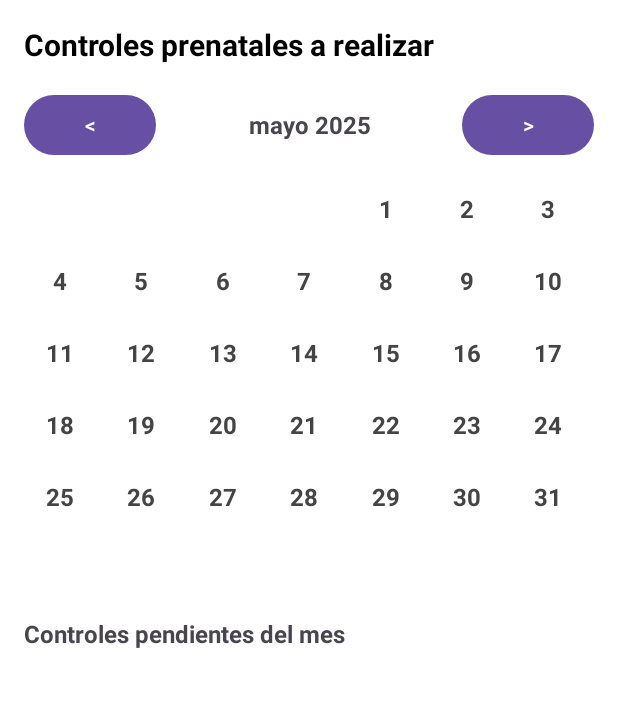
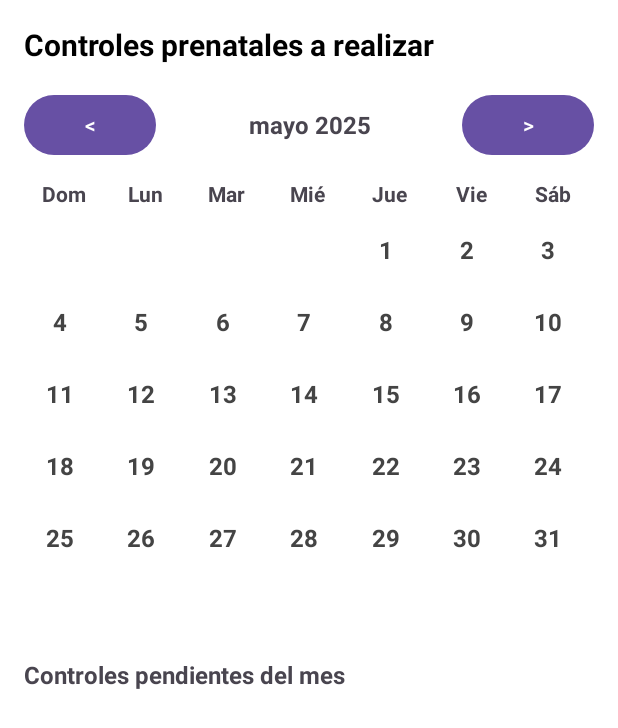
Before and after one commit to AldanaDeSampigny/TNT-materno-infantil, an Android app: the fragment ControlesPendientesFragment shown on its own in the app's theme, on a phone screen of 412 x 824 dp. Shown: the top 728 px of the screen. Run offline under Robolectric (Android 15) with nearby library versions, the light colour scheme and no system bars.

Commit message:
implementacion los dias en el calendario, un detalle pendiente

```diff
--- a/MaternoInfantil/app/src/main/res/layout/fragment_controles_pendientes.xml
+++ b/MaternoInfantil/app/src/main/res/layout/fragment_controles_pendientes.xml
@@ -49,6 +49,73 @@
             android:text="&gt;" />
     </LinearLayout>
 
+    <!-- Es horizontal para poner los dias -->
+    <LinearLayout
+        android:id="@+id/semanaHeader"
+        android:layout_width="match_parent"
+        android:layout_height="wrap_content"
+        android:orientation="horizontal"
+        android:gravity="center"
+        android:layout_marginBottom="4dp"
+        android:layout_marginTop="4dp">
+
+        <TextView
+            android:layout_weight="1"
+            android:layout_width="0dp"
+            android:layout_height="wrap_content"
+            android:text="Dom"
+            android:gravity="center"
+            android:textStyle="bold"/>
+
+        <TextView
+            android:layout_weight="1"
+            android:layout_width="0dp"
+            android:layout_height="wrap_content"
+            android:text="Lun"
+            android:gravity="center"
+            android:textStyle="bold"/>
+
+        <TextView
+            android:layout_weight="1"
+            android:layout_width="0dp"
+            android:layout_height="wrap_content"
+            android:text="Mar"
+            android:gravity="center"
+            android:textStyle="bold"/>
+
+        <TextView
+            android:layout_weight="1"
+            android:layout_width="0dp"
+            android:layout_height="wrap_content"
+            android:text="Mié"
+            android:gravity="center"
+            android:textStyle="bold"/>
+
+        <TextView
+            android:layout_weight="1"
+            android:layout_width="0dp"
+            android:layout_height="wrap_content"
+            android:text="Jue"
+            android:gravity="center"
+            android:textStyle="bold"/>
+
+        <TextView
+            android:layout_weight="1"
+            android:layout_width="0dp"
+            android:layout_height="wrap_content"
+            android:text="Vie"
+            android:gravity="center"
+            android:textStyle="bold"/>
+
+        <TextView
+            android:layout_weight="1"
+            android:layout_width="0dp"
+            android:layout_height="wrap_content"
+            android:text="Sáb"
+            android:gravity="center"
+            android:textStyle="bold"/>
+    </LinearLayout>
+
     <!-- Calendario -->
     <androidx.recyclerview.widget.RecyclerView
         android:id="@+id/recyclerCalendarioControles"
```
